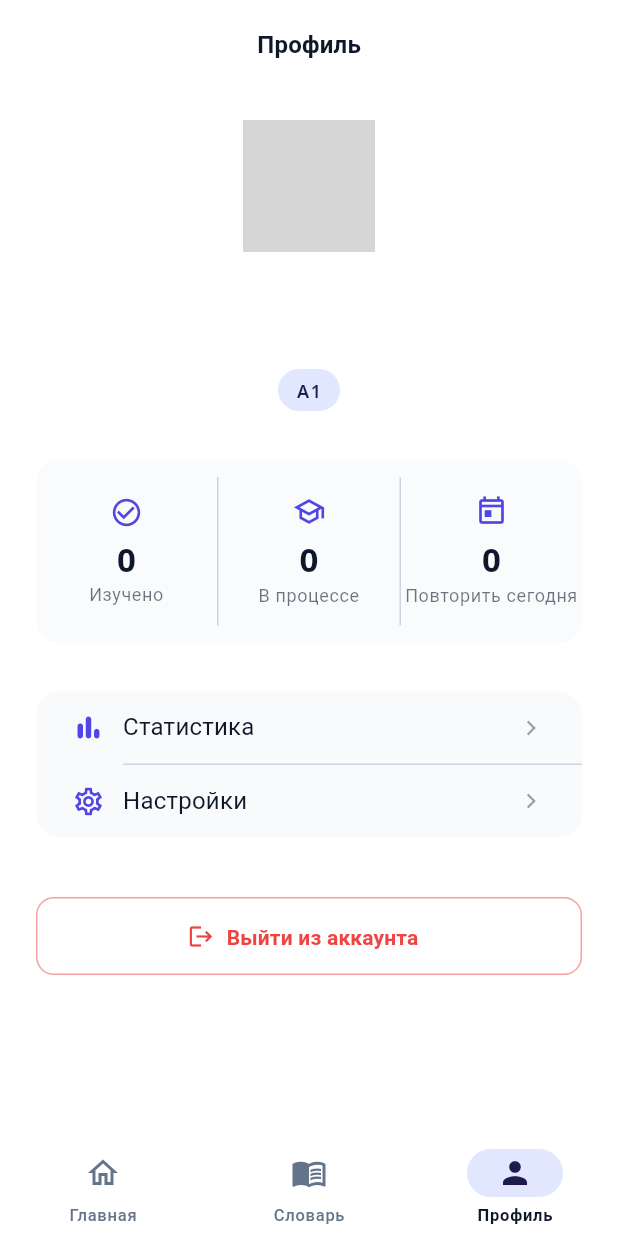
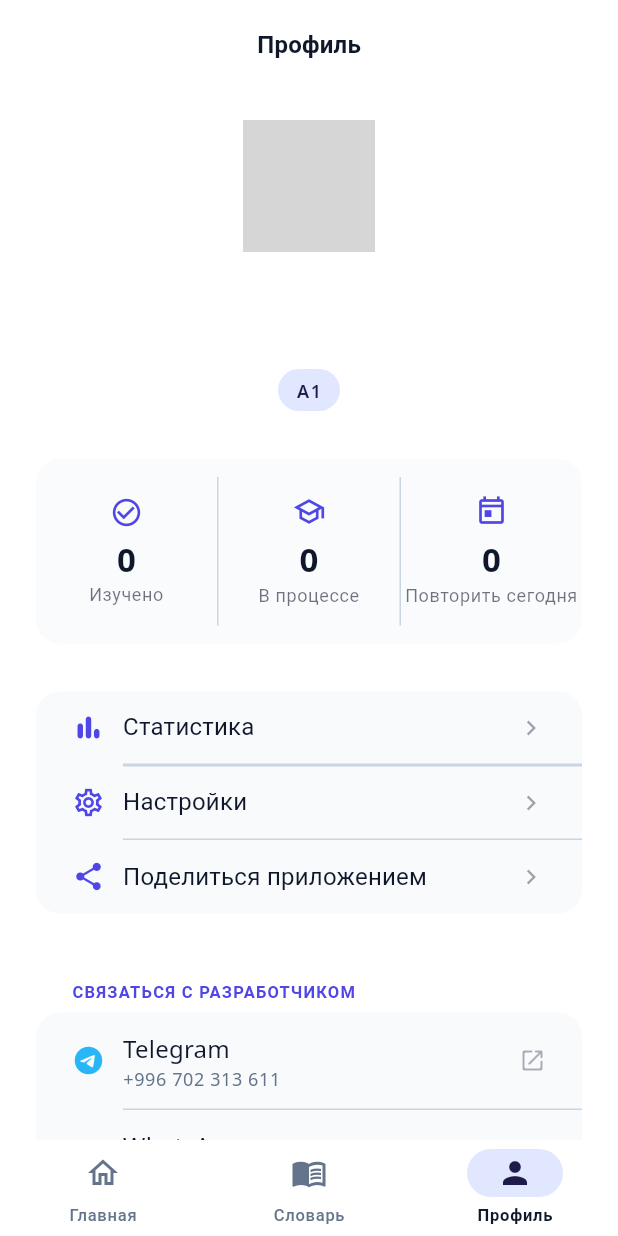
Before and after one commit to Duu1at/til1m, a Flutter app: the ProfileScreen screen opened by its route, on a phone screen of 412 x 824 dp. Run offline on Flutter 3.47's test engine with Material 3 defaults, Android fonts, the phone set to English and light mode, and no system bars; our stand-ins replace cached_network_image, connectivity_plus, dio, easy_localization, equatable, flutter_bloc and 10 more; missing offline and left inert: home_widget, workmanager; accounts and stored records are empty; network calls fail; statements that could not run were skipped; project files that could hold a hidden picture were left out; grey boxes are pictures that could not be loaded.

Commit message:
feat: add contact card and account deletion functionality to profile screen

```diff
--- a/assets/translations/ru.json
+++ b/assets/translations/ru.json
@@ -182,7 +182,13 @@
     "btn_logout": "Выйти из аккаунта",
     "btn_logout_confirm": "Вы уверены, что хотите выйти?",
     "btn_cancel": "Отмена",
-    "btn_confirm": "Выйти"
+    "btn_confirm": "Выйти",
+    "btn_share": "Поделиться приложением",
+    "contact_section": "Связаться с разработчиком",
+    "btn_delete_account": "Удалить аккаунт",
+    "delete_account_title": "Удалить аккаунт?",
+    "delete_account_body": "Все ваши данные и прогресс будут удалены безвозвратно. Это действие нельзя отменить.",
+    "delete_account_confirm": "Удалить"
   },
 
   "errors": {
--- a/lib/core/constants/locale_keys.dart
+++ b/lib/core/constants/locale_keys.dart
@@ -167,6 +167,12 @@ abstract class LocaleKeys {
   static const profileBtnLogoutConfirm = 'profile.btn_logout_confirm';
   static const profileBtnCancel = 'profile.btn_cancel';
   static const profileBtnConfirm = 'profile.btn_confirm';
+  static const profileBtnShare = 'profile.btn_share';
+  static const profileContactSection = 'profile.contact_section';
+  static const profileBtnDeleteAccount = 'profile.btn_delete_account';
+  static const profileDeleteAccountTitle = 'profile.delete_account_title';
+  static const profileDeleteAccountBody = 'profile.delete_account_body';
+  static const profileDeleteAccountConfirm = 'profile.delete_account_confirm';
 
   // errors
   static const errorsNoInternet = 'errors.no_internet';
--- a/lib/domain/repositories/auth_repository.dart
+++ b/lib/domain/repositories/auth_repository.dart
@@ -23,6 +23,10 @@ abstract interface class AuthRepository {
 
   Future<void> signOut();
 
+  /// Deletes all personal data from Supabase and signs the user out.
+  /// Full auth-user removal requires a server-side Edge Function.
+  Future<void> deleteAccount();
+
   Future<void> resetPassword(String email);
 
   Future<void> clearAllLocalData();
--- a/lib/presentation/screens/profile/profile_screen.dart
+++ b/lib/presentation/screens/profile/profile_screen.dart
@@ -36,8 +36,15 @@ class ProfileScreen extends StatelessWidget {
                   const QuickStatsRow(),
                   const SizedBox(height: AppConstants.paddingSection),
                   const MenuCard(),
+                  const SizedBox(height: AppConstants.paddingSection),
+                  SectionHeader(
+                    LocaleKeys.profileContactSection.tr(context: context),
+                  ),
+                  const ContactCard(),
                   const SizedBox(height: AppConstants.paddingLarge),
                   const LogoutButton(),
+                  const SizedBox(height: AppConstants.paddingS),
+                  const Center(child: DeleteAccountButton()),
                   const SizedBox(height: AppConstants.paddingXXL),
                 ],
               ),
--- /dev/null
+++ b/lib/presentation/widgets/profile/contact_card.dart
@@ -0,0 +1,152 @@
+import 'package:flutter/material.dart';
+import 'package:til1m/core/constants/app_constants.dart';
+import 'package:url_launcher/url_launcher.dart';
+
+/// Contact card showing developer social links.
+class ContactCard extends StatelessWidget {
+  const ContactCard({super.key});
+
+  @override
+  Widget build(BuildContext context) {
+    final theme = Theme.of(context);
+    final cardColor =
+        theme.cardTheme.color ?? theme.colorScheme.surfaceContainerHighest;
+
+    const items = [
+      _ContactItem(
+        icon: Icons.telegram,
+        iconColor: Color(0xFF29B6F6),
+        label: 'Telegram',
+        value: '+996 702 313 611',
+        url: 'https://t.me/+996702313611',
+      ),
+      _ContactItem(
+        icon: Icons.chat_rounded,
+        iconColor: Color(0xFF25D366),
+        label: 'WhatsApp',
+        value: '+996 702 313 611',
+        url: 'https://wa.me/996702313611',
+      ),
+
+      _ContactItem(
+        icon: Icons.mail_outline_rounded,
+        iconColor: Color(0xFF4F46E5),
+        label: 'Email',
+        value: 'dbolsunbekuulu@gmail.com',
+        url: 'dbolsunbekuulu@gmail.com',
+      ),
+    ];
+
+    return DecoratedBox(
+      decoration: BoxDecoration(
+        color: cardColor,
+        borderRadius: BorderRadius.circular(AppConstants.radiusXL),
+      ),
+      child: Column(
+        children: [
+          for (var i = 0; i < items.length; i++) ...[
+            _ContactRow(
+              item: items[i],
+              isFirst: i == 0,
+              isLast: i == items.length - 1,
+            ),
+            if (i < items.length - 1)
+              Divider(
+                height: AppConstants.dividerThickness,
+                thickness: AppConstants.dividerThickness,
+                indent: AppConstants.paddingXXL + 22 + AppConstants.paddingM,
+                color: theme.dividerColor,
+              ),
+          ],
+        ],
+      ),
+    );
+  }
+}
+
+final class _ContactItem {
+  const _ContactItem({
+    required this.icon,
+    required this.iconColor,
+    required this.label,
+    required this.value,
+    required this.url,
+  });
+
+  final IconData icon;
+  final Color iconColor;
+  final String label;
+  final String value;
+  final String url;
+}
+
+final class _ContactRow extends StatelessWidget {
+  const _ContactRow({
+    required this.item,
+    required this.isFirst,
+    required this.isLast,
+  });
+
+  final _ContactItem item;
+  final bool isFirst;
+  final bool isLast;
+
+  @override
+  Widget build(BuildContext context) {
+    final theme = Theme.of(context);
+    const radius = AppConstants.radiusXL;
+    final borderRadius = BorderRadius.vertical(
+      top: isFirst ? const Radius.circular(radius) : Radius.zero,
+      bottom: isLast ? const Radius.circular(radius) : Radius.zero,
+    );
+
+    return Material(
+      color: Colors.transparent,
+      child: InkWell(
+        onTap: () => _open(item.url),
+        borderRadius: borderRadius,
+        child: Padding(
+          padding: const EdgeInsets.symmetric(
+            horizontal: AppConstants.paddingXXL,
+            vertical: AppConstants.paddingM,
+          ),
+          child: Row(
+            children: [
+              Icon(item.icon, size: 22, color: item.iconColor),
+              const SizedBox(width: AppConstants.paddingM),
+              Expanded(
+                child: Column(
+                  crossAxisAlignment: CrossAxisAlignment.start,
+                  children: [
+                    Text(
+                      item.label,
+                      style: theme.textTheme.bodyLarge,
+                    ),
+                    Text(
+                      item.value,
+                      style: theme.textTheme.bodySmall?.copyWith(
+                        color: theme.colorScheme.onSurfaceVariant,
+                      ),
+                    ),
+                  ],
+                ),
+              ),
+              Icon(
+                Icons.open_in_new_rounded,
+                size: 18,
+                color: theme.colorScheme.onSurface.withValues(alpha: 0.35),
+              ),
+            ],
+          ),
+        ),
+      ),
+    );
+  }
+
+  Future<void> _open(String url) async {
+    final uri = Uri.parse(url);
+    if (await canLaunchUrl(uri)) {
+      await launchUrl(uri, mode: LaunchMode.externalApplication);
+    }
+  }
+}
--- a/lib/presentation/widgets/profile/menu_card.dart
+++ b/lib/presentation/widgets/profile/menu_card.dart
@@ -1,6 +1,7 @@
 import 'package:easy_localization/easy_localization.dart';
 import 'package:flutter/material.dart';
 import 'package:go_router/go_router.dart';
+import 'package:share_plus/share_plus.dart';
 import 'package:til1m/core/constants/app_constants.dart';
 import 'package:til1m/core/constants/locale_keys.dart';
 import 'package:til1m/core/router/app_router.dart';
@@ -32,10 +33,30 @@ class MenuCard extends StatelessWidget {
             indent: AppConstants.paddingXXL + 22 + AppConstants.paddingM,
             color: theme.dividerColor,
           ),
+          Divider(
+            height: AppConstants.dividerThickness,
+            thickness: AppConstants.dividerThickness,
+            indent: AppConstants.paddingXXL + 22 + AppConstants.paddingM,
+            color: theme.dividerColor,
+          ),
           MenuItem(
             icon: Icons.settings_outlined,
             label: LocaleKeys.settingsTitle.tr(context: context),
             onTap: () => context.go(AppRoutes.settings),
+          ),
+          Divider(
+            height: AppConstants.dividerThickness,
+            thickness: AppConstants.dividerThickness,
+            indent: AppConstants.paddingXXL + 22 + AppConstants.paddingM,
+            color: theme.dividerColor,
+          ),
+          MenuItem(
+            icon: Icons.share_rounded,
+            label: LocaleKeys.profileBtnShare.tr(context: context),
+            onTap: () => Share.share(
+              'Учи английские слова с Til1m!\n'
+              'Карточки + алгоритм SM-2 для быстрого запоминания. 📚',
+            ),
             isLast: true,
           ),
         ],
--- a/lib/presentation/widgets/profile/profile.dart
+++ b/lib/presentation/widgets/profile/profile.dart
@@ -1,5 +1,7 @@
 export 'avatar.dart';
 export 'avatar_section.dart';
+export 'contact_card.dart';
+export 'delete_account_button.dart';
 export 'level_badge.dart';
 export 'logout_button.dart';
 export 'menu_card.dart';
--- a/pubspec.yaml
+++ b/pubspec.yaml
@@ -29,7 +29,9 @@ dependencies:
   flutter_tts: ^4.2.5
   just_audio: ^0.10.5
   shared_preferences: ^2.5.3
+  share_plus: ^10.0.0
   shimmer: ^3.0.0
+  url_launcher: ^6.3.0
   sign_in_with_apple: ^6.1.4
   supabase_flutter: ^2.9.1
   uuid: ^4.5.1
```
Also changed, not shown: assets/translations/ky.json (+7 -1 lines), lib/data/repositories/auth_repository_impl.dart (+25 -0 lines), lib/presentation/blocs/auth/auth_cubit.dart (+10 -0 lines), lib/presentation/widgets/profile/delete_account_button.dart (added, +60 -0 lines), pubspec.lock.
